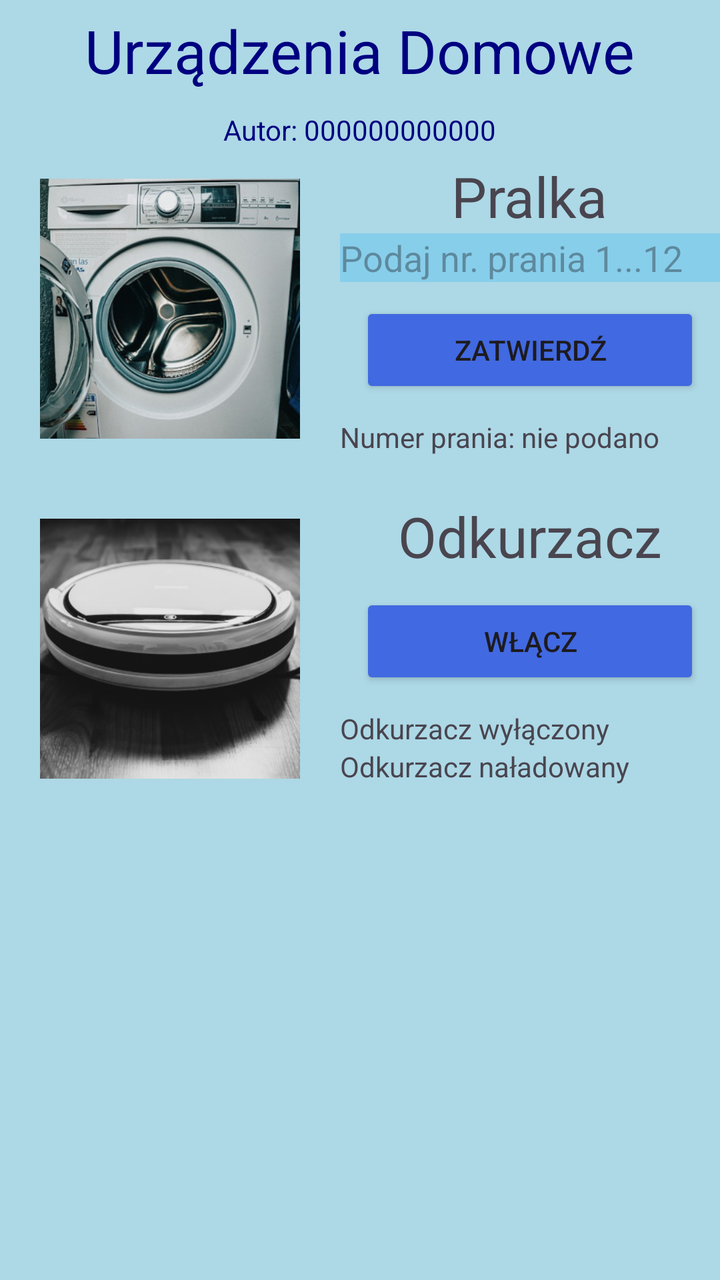
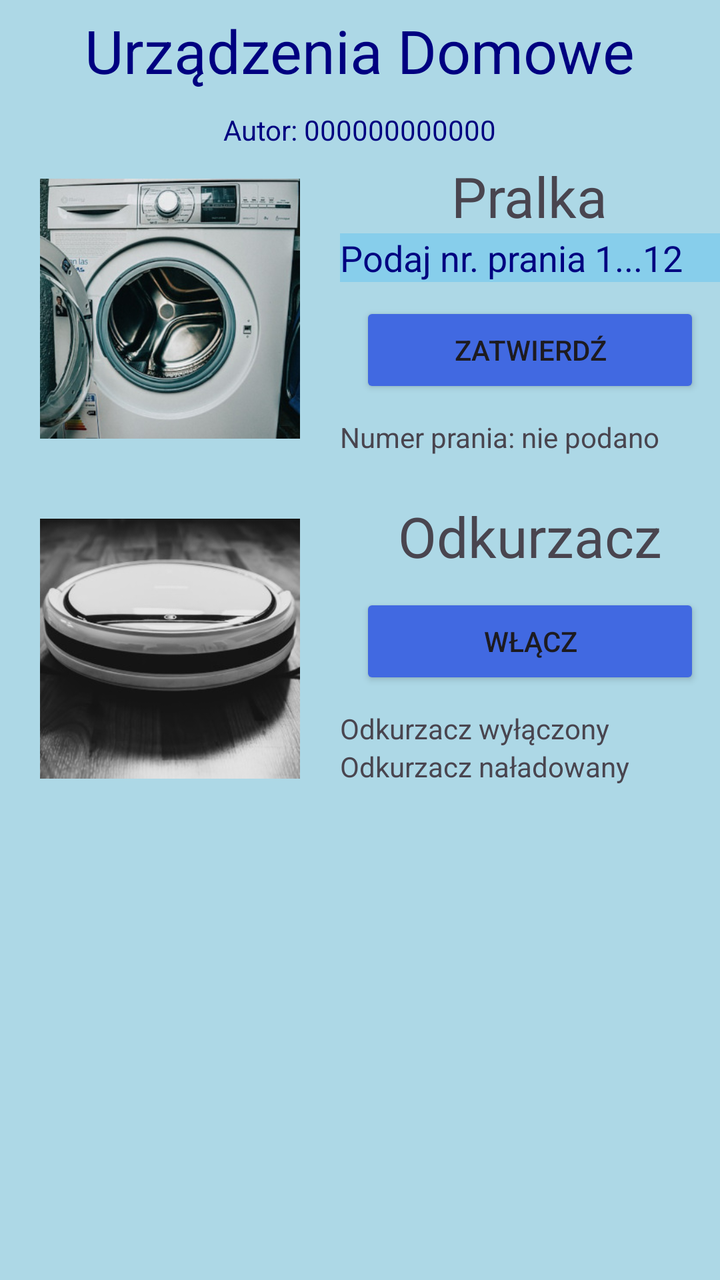

Two renders of the same Android screen: before a commit and after it. Below are the layout's source before the change and the commit's diff.
<!-- AndroidManifest.xml: application theme Theme.PierwszaLekcja -->
<!-- res/layout/activity_main.xml -->
<?xml version="1.0" encoding="utf-8"?>
<LinearLayout xmlns:android="http://schemas.android.com/apk/res/android"
    xmlns:app="http://schemas.android.com/apk/res-auto"
    xmlns:tools="http://schemas.android.com/tools"
    android:id="@+id/main"
    android:layout_width="match_parent"
    android:layout_height="match_parent"
    android:orientation="vertical"
    tools:context=".MainActivity"
    android:background="#ADD8E6">

    <TextView
        android:layout_width="wrap_content"
        android:layout_height="wrap_content"
        android:layout_gravity="center"
        android:text="Urządzenia Domowe"
        android:textColor="#000080"
        android:layout_margin="5dp"
        android:textSize="30dp"/>
    <TextView
        android:layout_width="wrap_content"
        android:layout_height="wrap_content"
        android:layout_gravity="center"
        android:text="Autor: 000000000000"
        android:textColor="#000080"
        android:layout_margin="5dp"/>

    <LinearLayout
        android:layout_width="match_parent"
        android:layout_height="wrap_content"
        android:orientation="horizontal">

        <ImageView
            android:id="@+id/imageView"
            android:layout_width="wrap_content"
            android:layout_height="150dp"
            android:layout_weight="1"
            app:srcCompat="@drawable/pralka"
            android:layout_marginLeft="20dp"
            android:layout_marginRight="20dp"
            android:layout_marginBottom="20dp"
            android:layout_marginTop="0dp"/>

        <LinearLayout
            android:layout_width="match_parent"
            android:layout_height="match_parent"
            android:layout_weight="1"
            android:orientation="vertical">

            <TextView
                android:layout_width="wrap_content"
                android:layout_height="wrap_content"
                android:layout_gravity="center"
                android:text="Pralka"
                android:textSize="28dp"
                />

            <EditText
                android:id="@+id/editTextNumber"
                android:layout_width="match_parent"
                android:layout_height="wrap_content"
                android:ems="10"
                android:hint="Podaj nr. prania 1...12"
                android:inputType="number"
                android:background="#87CEEB"
                android:textColor="#000080"/>

            <Button
                android:id="@+id/button"
                android:layout_width="match_parent"
                android:layout_height="wrap_content"
                android:text="Zatwierdź"
                android:backgroundTint="#4169E1"
                android:layout_margin="10dp"/>

            <TextView
                android:id="@+id/textView"
                android:layout_width="match_parent"
                android:layout_height="wrap_content"
                android:text="Numer prania: nie podano" />
        </LinearLayout>
    </LinearLayout>

    <LinearLayout
        android:layout_width="match_parent"
        android:layout_height="wrap_content"
        android:orientation="horizontal">


        <ImageView
            android:id="@+id/imageView3"
            android:layout_width="wrap_content"
            android:layout_height="150dp"
            android:layout_weight="1"
            app:srcCompat="@drawable/odkurzacz"
            android:layout_marginLeft="20dp"
            android:layout_marginRight="20dp"
            android:layout_marginBottom="20dp"
            android:layout_marginTop="0dp"
            />

        <LinearLayout
            android:layout_width="match_parent"
            android:layout_height="match_parent"
            android:layout_weight="1"
            android:orientation="vertical">
            <TextView
                android:layout_width="wrap_content"
                android:layout_height="wrap_content"
                android:layout_gravity="center"
                android:text="Odkurzacz"
                android:textSize="28dp"/>
            <Button
                android:id="@+id/button2"
                android:layout_width="match_parent"
                android:layout_height="wrap_content"
                android:text="Włącz"
                android:backgroundTint="#4169E1"
                android:layout_margin="10dp"/>
            <TextView
                android:id="@+id/textView2"
                android:layout_width="match_parent"
                android:layout_height="wrap_content"
                android:text="Odkurzacz wyłączony" />
            <TextView
                android:id="@+id/textView3"
                android:layout_width="match_parent"
                android:layout_height="wrap_content"
                android:text="Odkurzacz naładowany" />

        </LinearLayout>
    </LinearLayout>

</LinearLayout>
<!-- resources referenced by this layout -->
<resources>
  <!-- drawable odkurzacz: jpg bitmap (drawable, 30025 bytes) -->
  <!-- drawable pralka: jpg bitmap (drawable, 55268 bytes) -->
  <style name="Theme.PierwszaLekcja" parent="Base.Theme.PierwszaLekcja" />
  <style name="Base.Theme.PierwszaLekcja" parent="Theme.Material3.DayNight.NoActionBar">
          
          
      </style>
</resources>

<!-- the commit's change to res/layout/activity_main.xml (unified diff, before → after) -->
@@ -56,17 +56,18 @@
                 />
 
             <EditText
-                android:id="@+id/editTextNumber"
+                android:id="@+id/edit"
                 android:layout_width="match_parent"
                 android:layout_height="wrap_content"
                 android:ems="10"
                 android:hint="Podaj nr. prania 1...12"
                 android:inputType="number"
                 android:background="#87CEEB"
+                android:textColorHint="#000080"
                 android:textColor="#000080"/>
 
             <Button
-                android:id="@+id/button"
+                android:id="@+id/zatwiedz"
                 android:layout_width="match_parent"
                 android:layout_height="wrap_content"
                 android:text="Zatwierdź"
@@ -74,7 +75,7 @@
                 android:layout_margin="10dp"/>
 
             <TextView
-                android:id="@+id/textView"
+                android:id="@+id/nrPrania"
                 android:layout_width="match_parent"
                 android:layout_height="wrap_content"
                 android:text="Numer prania: nie podano" />
@@ -111,14 +112,14 @@
                 android:text="Odkurzacz"
                 android:textSize="28dp"/>
             <Button
-                android:id="@+id/button2"
+                android:id="@+id/wlacz"
                 android:layout_width="match_parent"
                 android:layout_height="wrap_content"
                 android:text="Włącz"
                 android:backgroundTint="#4169E1"
                 android:layout_margin="10dp"/>
             <TextView
-                android:id="@+id/textView2"
+                android:id="@+id/inf"
                 android:layout_width="match_parent"
                 android:layout_height="wrap_content"
                 android:text="Odkurzacz wyłączony" />
